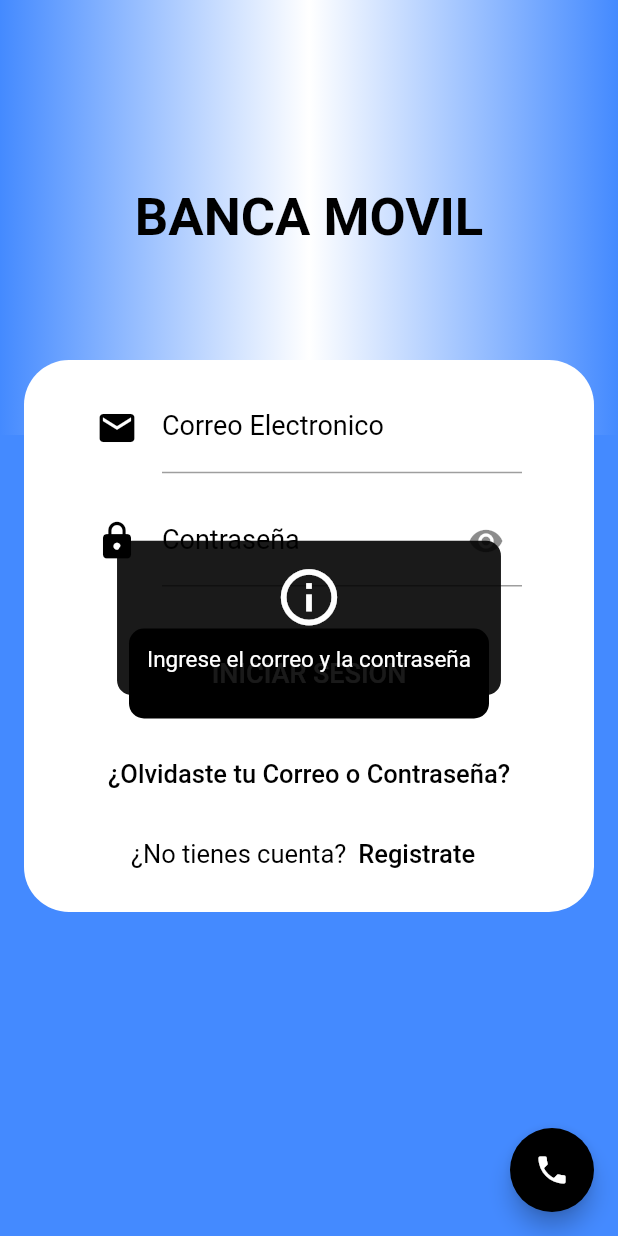
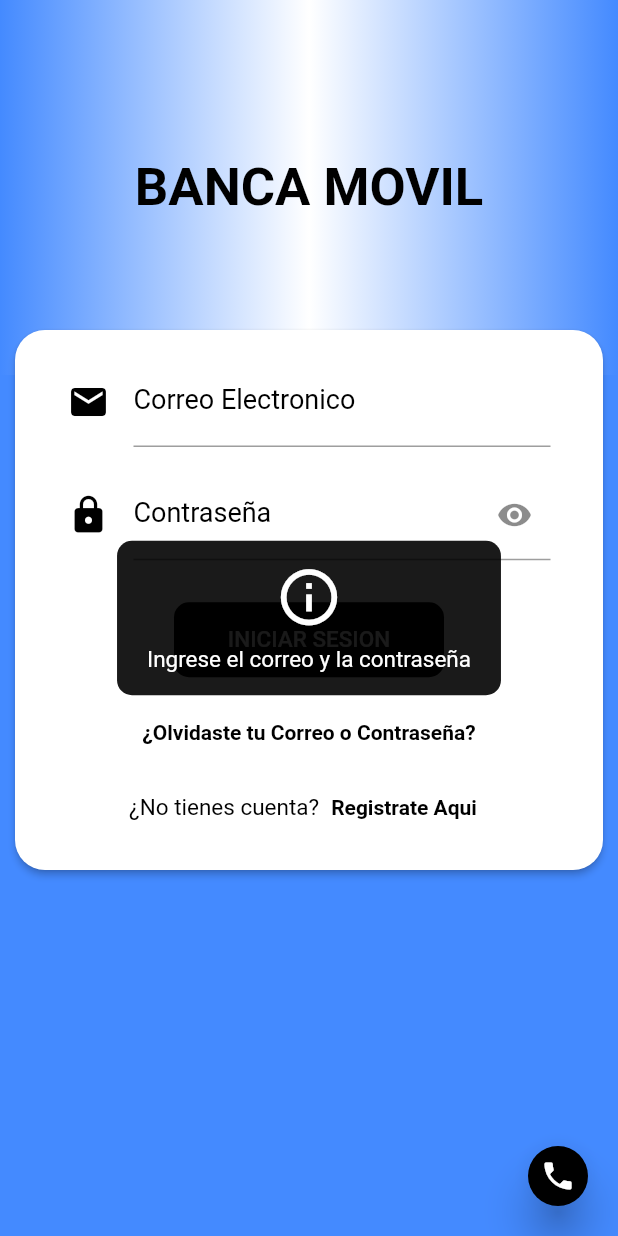
Before and after one commit to Nil-Medina/flutter_banca_movil, a Flutter app: the screen it shows after launch, after a tap on "INICIAR SESION", on a phone screen of 412 x 824 dp. Run offline on Flutter 3.47's test engine with Material 2 defaults, Android fonts, the phone set to English and light mode, and no system bars; our stand-ins replace firebase_auth, firebase_core, flutter_easyloading; accounts and stored records are empty.

Commit message:
version1

```diff
--- a/lib/componentes/inicio.dart
+++ b/lib/componentes/inicio.dart
@@ -2,6 +2,7 @@ import 'package:firebase_auth/firebase_auth.dart';
 import 'package:flutter/material.dart';
 import 'package:flutter_application_banca/componentes/TransferPage.dart';
 import 'package:flutter_application_banca/componentes/perfil.dart';
+import 'package:flutter_application_banca/main.dart';
 
 //import 'package:flutter_banca_movil/main.dart';
 
@@ -18,6 +19,7 @@ class Home extends StatelessWidget {
       child: Scaffold(
         appBar: AppBar(
           backgroundColor: Colors.black,
+          title: const Center(child: Text("INICIO")),
           leading: TextButton(
             onPressed: () {
               _validationback(context);
@@ -30,26 +32,24 @@ class Home extends StatelessWidget {
               child: Image.asset(
                 "assets/icons/turnoff.png",
                 scale: 1.0,
-                height: 40,
-                width: 40,
+                height: 30,
+                width: 30,
               ),
             ),
           ),
           actions: [
             IconButton(
-                onPressed: () async {
-                  await FirebaseAuth.instance.signOut().then((value) {
+                onPressed: () {
                   Navigator.push(
                     context,
                     MaterialPageRoute(
                       builder: (context) => const PagePerfil(),
                     ),
                   );
-                  });
                 },
                 icon: const Icon(
                   Icons.account_circle_outlined,
-                  size: 40,
+                  size: 30,
                 ))
           ],
         ),
@@ -97,7 +97,14 @@ class Home extends StatelessWidget {
       ),
     );
     if (result ?? true) {
-      Navigator.of(context).pop();
+      await FirebaseAuth.instance.signOut().then((value) {
+        Navigator.push(
+          context,
+          MaterialPageRoute(
+            builder: (context) => const MyHomePage(),
+          ),
+        );
+      });
     }
   }
 }
@@ -135,7 +142,7 @@ class TitleBody extends StatelessWidget {
   @override
   Widget build(BuildContext context) {
     return Container(
-      height: 350,
+      height: 365,
       width: 300,
       //alignment: Alignment.centerLeft,
       decoration: const BoxDecoration(
@@ -181,6 +188,7 @@ class TitleBody extends StatelessWidget {
           ),*/
           Container(
             width: 400,
+            height: 50,
             /*decoration: const BoxDecoration(
               color: Colors.white,
             ),*/
@@ -188,7 +196,7 @@ class TitleBody extends StatelessWidget {
             child: const Text(
               "BIENVENIDO A TU BANCA MOVIL",
               style: TextStyle(
-                fontSize: 24,
+                fontSize: 22,
                 color: Colors.black,
                 fontWeight: FontWeight.bold,
               ),
--- a/lib/componentes/registro.dart
+++ b/lib/componentes/registro.dart
@@ -76,7 +76,7 @@ class _PagRegistroState extends State<PagRegistro> {
     return Scaffold(
       appBar: AppBar(
         title: Container(
-          alignment: const Alignment(-0.3, 0),
+          alignment: const Alignment(-0.4, 0),
           child: const Text(
             "CREAR CUENTA",
             style: TextStyle(
@@ -128,10 +128,10 @@ class _PagRegistroState extends State<PagRegistro> {
                       shape: RoundedRectangleBorder(
                         borderRadius: BorderRadius.circular(20),
                       ),
-                      margin: const EdgeInsets.only(left: 20, right: 20),
+                      margin: const EdgeInsets.only(left: 10, right: 10),
                       child: Padding(
                         padding: const EdgeInsets.symmetric(
-                            horizontal: 35, vertical: 20),
+                            horizontal: 20, vertical: 20),
                         child: Column(
                           mainAxisSize: MainAxisSize.min,
                           children: [
--- a/lib/main.dart
+++ b/lib/main.dart
@@ -81,12 +81,14 @@ class _MyHomePageState extends State<MyHomePage> {
           ],
         ),
         backgroundColor: Colors.blueAccent,
+        //floatingActionButtonLocation: FloatingActionButtonLocation.startFloat,
         floatingActionButton: FloatingActionButton(
+          elevation: 12,
+          mini: true,
           onPressed: () async {
             _backCall(context);
-            // ignore: deprecated_member_use
-            //await launch("tel:$number");
           },
+          disabledElevation: 0,
           backgroundColor: Colors.black,
           tooltip: 'call',
           child: const Icon(Icons.phone),
@@ -187,7 +189,7 @@ class TitleLogin extends StatelessWidget {
   @override
   Widget build(BuildContext context) {
     return Container(
-      height: 290,
+      height: 250,
       width: 400,
       decoration: const BoxDecoration(
         gradient: LinearGradient(
@@ -212,15 +214,14 @@ class TextFieldUserPass extends StatefulWidget {
 }
 
 class _TextFieldUserPassState extends State<TextFieldUserPass> {
-  final TextEditingController _emailcontroller = TextEditingController();
-  final TextEditingController _passwordcontroller = TextEditingController();
-
-  //late TextEditingController _emailcontroller;
-  //late TextEditingController _passwordcontroller;
+  late TextEditingController _emailcontroller;
+  late TextEditingController _passwordcontroller;
 
   bool _isObscure = true;
 
   Timer? _timer;
+
+  final focus = FocusNode();
 
   //final AuthServer _auth = AuthServer();
 
@@ -258,9 +259,7 @@ __passwordcontroller ${_passwordcontroller.text}
       }
     } on FirebaseAuthException catch (e) {
       if (e.code == 'user-not-found') {
-        EasyLoading.showInfo("El correo electronico no esta registrado"
-            "\n"
-            "Registrate!");
+        EasyLoading.showInfo("El correo electronico no esta registrado");
         //print("Usuario no registrado con ese correo electronico");
       } else if (e.code == 'wrong-password') {
         EasyLoading.showError('Contraseña Incorrecta');
@@ -278,6 +277,8 @@ __passwordcontroller ${_passwordcontroller.text}
 
   @override
   void initState() {
+    _emailcontroller = TextEditingController();
+    _passwordcontroller = TextEditingController();
     super.initState();
     EasyLoading.addStatusCallback((status) {
       //print('EasyLoading Status $status');
@@ -292,28 +293,25 @@ __passwordcontroller ${_passwordcontroller.text}
   Widget build(BuildContext context) {
     return SingleChildScrollView(
       child: Transform.translate(
-        offset: const Offset(0, -50),
+        offset: const Offset(0, -30),
+        child: Card(
+          elevation: 2,
+          shape: RoundedRectangleBorder(
+            borderRadius: BorderRadius.circular(20),
+          ),
+          margin: const EdgeInsets.only(left: 10, right: 10),
           child: Column(
             children: <Widget>[
-            Container(
-              height: 368,
-              width: 380,
-              decoration: const BoxDecoration(
-                color: Colors.white,
-                borderRadius: BorderRadius.only(
-                  bottomLeft: Radius.circular(30),
-                  bottomRight: Radius.circular(30),
-                  topLeft: Radius.circular(30),
-                  topRight: Radius.circular(30),
-                ),
-              ),
+              SizedBox(
+                height: 360,
+                //width: 320,
                 child: Padding(
-                padding: const EdgeInsets.all(8),
+                  padding: const EdgeInsets.all(5),
                   child: Column(
                     mainAxisAlignment: MainAxisAlignment.center,
                     children: <Widget>[
                       Container(
-                      padding: const EdgeInsets.symmetric(horizontal: 40),
+                        padding: const EdgeInsets.symmetric(horizontal: 30),
                         child: TextField(
                           controller: _emailcontroller,
                           keyboardType: TextInputType.emailAddress,
@@ -330,15 +328,19 @@ __passwordcontroller ${_passwordcontroller.text}
                             labelStyle:
                                 TextStyle(color: Colors.black, fontSize: 18),
                           ),
-                        //textInputAction: TextInputAction.continueAction,
+                          textInputAction: TextInputAction.next,
+                          onSubmitted: (v) {
+                            FocusScope.of(context).requestFocus(focus);
+                          },
                         ),
                       ),
                       const SizedBox(
                         height: 15,
                       ),
                       Container(
-                      padding: const EdgeInsets.symmetric(horizontal: 40),
+                        padding: const EdgeInsets.symmetric(horizontal: 30),
                         child: TextField(
+                          focusNode: focus,
                           controller: _passwordcontroller,
                           autocorrect: true,
                           obscureText: _isObscure,
@@ -366,6 +368,7 @@ __passwordcontroller ${_passwordcontroller.text}
                             labelStyle: const TextStyle(
                                 color: Colors.black, fontSize: 18),
                           ),
+                          textInputAction: TextInputAction.done,
                         ),
                       ),
                       const SizedBox(
@@ -379,8 +382,8 @@ __passwordcontroller ${_passwordcontroller.text}
                               _passwordcontroller.text.toString());
                         },
                         child: Container(
-                        height: 60,
-                        width: 240,
+                          height: 50,
+                          width: 180,
                           decoration: BoxDecoration(
                             borderRadius: BorderRadius.circular(10),
                             color: Colors.black,
@@ -389,7 +392,8 @@ __passwordcontroller ${_passwordcontroller.text}
                           child: const Center(
                             child: Text(
                               "INICIAR SESION",
-                            style: TextStyle(fontSize: 18, color: Colors.white),
+                              style:
+                                  TextStyle(fontSize: 15, color: Colors.white),
                             ),
                           ),
                         ),
@@ -402,17 +406,20 @@ __passwordcontroller ${_passwordcontroller.text}
                           onPressed: () {},
                           child: const Text(
                             "¿Olvidaste tu Correo o Contraseña?",
-                          style: TextStyle(color: Colors.black, fontSize: 17),
+                            style: TextStyle(
+                                color: Colors.black,
+                                fontSize: 14,
+                                fontWeight: FontWeight.bold),
                           ),
                         ),
                       ),
-                    const SizedBox(height: 5),
+                      const SizedBox(height: 2),
                       Row(
                         mainAxisAlignment: MainAxisAlignment.center,
                         children: [
                           const Text(
                             "¿No tienes cuenta?",
-                          style: TextStyle(color: Colors.black, fontSize: 17),
+                            style: TextStyle(color: Colors.black, fontSize: 15),
                           ),
                           TextButton(
                             onPressed: () {
@@ -424,8 +431,11 @@ __passwordcontroller ${_passwordcontroller.text}
                               );
                             },
                             child: const Text(
-                            "Registrate",
-                            style: TextStyle(color: Colors.black, fontSize: 17),
+                              "Registrate Aqui",
+                              style: TextStyle(
+                                  color: Colors.black,
+                                  fontSize: 14,
+                                  fontWeight: FontWeight.bold),
                             ),
                           ),
                         ],
@@ -451,6 +461,7 @@ __passwordcontroller ${_passwordcontroller.text}
             ],
           ),
         ),
+      ),
     );
   }
 }
```
Lines whose indentation alone changed are shown as unchanged.
